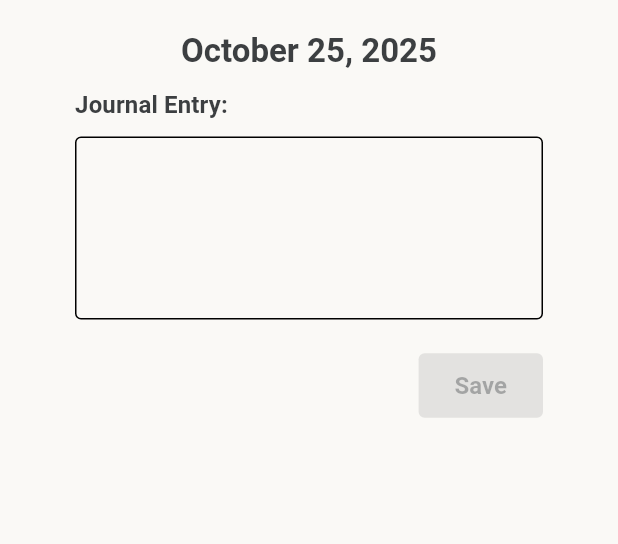
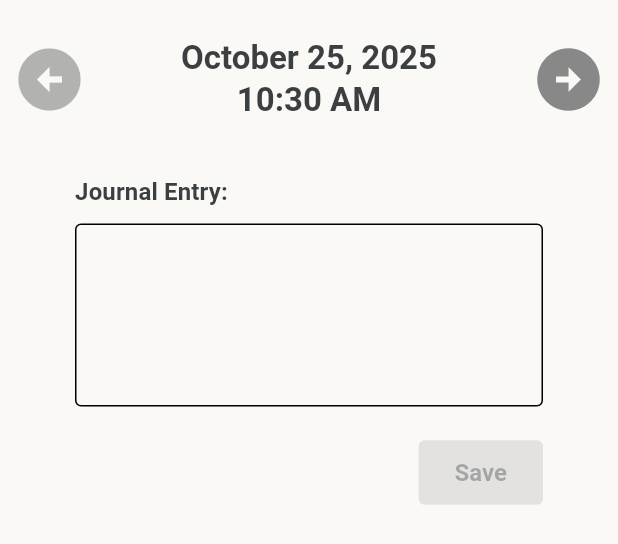
Before and after one commit to lajacl/mindfulness-app, a Flutter app: the JournalPage widget shown alone on an empty page, opened directly, on a phone screen of 412 x 824 dp. Shown: the top 544 px of the screen. Run offline on Flutter 3.47's test engine with Material 3 defaults, Android fonts, the phone set to English and light mode, and no system bars; our stand-ins replace shared_preferences, sqflite, youtube_player_iframe; accounts and stored records are empty.

Commit message:
Update journal and mood screens to using db data

```diff
--- a/lib/journal.dart
+++ b/lib/journal.dart
@@ -1,7 +1,8 @@
 import 'package:flutter/material.dart';
 import 'package:intl/intl.dart';
+import 'package:mindfulness_app/database/models/journal_entry.dart';
+import 'package:mindfulness_app/database/repositories/journal_repository.dart';
 import 'package:mindfulness_app/theme.dart';
-import 'package:shared_preferences/shared_preferences.dart';
 
 class JournalPage extends StatefulWidget {
   const JournalPage({super.key});
@@ -11,36 +12,55 @@ class JournalPage extends StatefulWidget {
 }
 
 class _JournalPageState extends State<JournalPage> {
-  late final TextEditingController _textController;
-  String _journalEntry = '';
+  final JournalRepository _journalRepository = JournalRepository();
+  final TextEditingController _textController = TextEditingController();
+  final PageController _pageController = PageController();
+  String _currentEntry = '';
+  List<JournalEntry> _entryList = [];
   bool _isEditing = false;
   bool _canSubmit = false;
 
-  String _getDate() {
-    DateTime datetime = DateTime.now();
-    return DateFormat('MMMM d, yyyy').format(datetime);
+  String _getFormattedDate(String entryDateTime) {
+    DateTime dateTime = DateTime.parse(entryDateTime);
+    return DateFormat('MMMM d, yyyy\nh:mm a').format(dateTime.toLocal());
   }
 
-  Future<void> _loadEntry() async {
-    final prefs = await SharedPreferences.getInstance();
-    // prefs.remove('journalEntry');
-    if (prefs.containsKey('journalEntry')) {
+  Future<void> _loadJournalData() async {
+    List<JournalEntry> journalEntries = await _journalRepository
+        .getAllByDateDesc();
+    if (journalEntries.isEmpty ||
+        (journalEntries.isNotEmpty &&
+            !DateUtils.isSameDay(
+              DateTime.parse(journalEntries.first.date),
+              DateTime.now(),
+            ))) {
+      journalEntries.insert(
+        0,
+        JournalEntry(
+          id: null,
+          date: DateTime.now().toUtc().toIso8601String(),
+          entry: '',
+        ),
+      );
+      _isEditing = true;
+    } else {
+      _isEditing = false;
+    }
     setState(() {
-        _textController.text = prefs.getString('journalEntry') ?? '';
-        _journalEntry = _textController.text;
+      _entryList = journalEntries;
     });
   }
-  }
 
-  Future<void> _saveEntry() async {
+  Future<void> _saveEntry(JournalEntry entry) async {
     String trimmedText = _textController.text.trim();
-    if (trimmedText.isEmpty) return;
-    final prefs = await SharedPreferences.getInstance();
-    prefs.setString('journalEntry', trimmedText);
-    setState(() {
-      _journalEntry = trimmedText;
-      _isEditing = false;
-    });
+    if (trimmedText.isEmpty || (trimmedText == _currentEntry)) return;
+    JournalEntry updatedEntry = JournalEntry(
+      id: entry.id,
+      date: entry.date,
+      entry: trimmedText,
+    );
+    await _journalRepository.add(updatedEntry);
+    _loadJournalData();
   }
 
   void _editEntry() {
@@ -53,7 +73,7 @@ class _JournalPageState extends State<JournalPage> {
   void _cancelEdit() {
     setState(() {
       _isEditing = false;
-      _textController.text = _journalEntry;
+      _textController.text = _currentEntry;
     });
   }
 
@@ -66,7 +86,10 @@ class _JournalPageState extends State<JournalPage> {
     }
   }
 
-  Future<void> _showAlertDialog(BuildContext context) async {
+  Future<void> _showAlertDialog(
+    BuildContext context,
+    JournalEntry entry,
+  ) async {
     return showDialog(
       context: context,
       builder: (BuildContext dialogContext) {
@@ -84,7 +107,7 @@ class _JournalPageState extends State<JournalPage> {
             ),
             TextButton(
               onPressed: () {
-                _deleteEntry();
+                _deleteEntry(entry);
                 Navigator.of(dialogContext).pop();
               },
               child: const Text('Confirm'),
@@ -95,21 +118,18 @@ class _JournalPageState extends State<JournalPage> {
     );
   }
 
-  Future<void> _deleteEntry() async {
-    final prefs = await SharedPreferences.getInstance();
-    prefs.remove('journalEntry');
+  Future<void> _deleteEntry(JournalEntry entry) async {
+    await _journalRepository.deleteById(entry.id!);
     setState(() {
       _canSubmit = false;
-      _journalEntry = '';
-      _textController.text = _journalEntry;
     });
+    _loadJournalData();
   }
 
   @override
   void initState() {
     super.initState();
-    _textController = TextEditingController();
-    _loadEntry();
+    _loadJournalData();
   }
 
   @override
@@ -121,17 +141,60 @@ class _JournalPageState extends State<JournalPage> {
   @override
   Widget build(BuildContext context) {
     return Padding(
-      padding: EdgeInsets.symmetric(horizontal: 50, vertical: 20),
-      child: Column(
+      padding: EdgeInsets.symmetric(horizontal: 0, vertical: 20),
+      child: PageView.builder(
+        controller: _pageController,
+        reverse: true,
+        itemCount: _entryList.length,
+        itemBuilder: (BuildContext context, int index) {
+          _textController.text = _currentEntry = _entryList[index].entry;
+
+          return Column(
             mainAxisAlignment: MainAxisAlignment.start,
             crossAxisAlignment: CrossAxisAlignment.stretch,
             children: <Widget>[
+              Row(
+                mainAxisAlignment: MainAxisAlignment.spaceBetween,
+                children: [
+                  IconButton(
+                    onPressed: index < (_entryList.length - 1)
+                        ? () => _pageController.nextPage(
+                            duration: Duration(milliseconds: 250),
+                            curve: Curves.linear,
+                          )
+                        : null,
+                    icon: Icon(Icons.arrow_circle_left, size: 50),
+                    color: index < (_entryList.length - 1)
+                        ? MindfulnessTheme.softTeal
+                        : MindfulnessTheme.softGray,
+                  ),
                   Text(
-            _getDate(),
+                    _getFormattedDate(_entryList[index].date),
                     style: Theme.of(context).textTheme.headlineLarge,
                     textAlign: TextAlign.center,
                   ),
+                  IconButton(
+                    onPressed: index > 0
+                        ? () => _pageController.previousPage(
+                            duration: Duration(milliseconds: 250),
+                            curve: Curves.linear,
+                          )
+                        : null,
+                    icon: Icon(
+                      Icons.arrow_circle_right,
+                      size: 50,
+                      color: index > 0
+                          ? MindfulnessTheme.softTeal
+                          : MindfulnessTheme.softGray,
+                    ),
+                  ),
+                ],
+              ),
               SizedBox(height: 10),
+              Padding(
+                padding: EdgeInsets.symmetric(horizontal: 50, vertical: 20),
+                child: Column(
+                  children: [
                     Row(
                       mainAxisAlignment: MainAxisAlignment.spaceBetween,
                       children: [
@@ -165,7 +228,9 @@ class _JournalPageState extends State<JournalPage> {
                               style: TextStyle(color: Colors.black),
                               cursorColor: Colors.tealAccent,
                               backgroundCursorColor: Colors.grey,
-                    readOnly: _textController.text.isNotEmpty && !_isEditing,
+                              readOnly:
+                                  _textController.text.isNotEmpty &&
+                                  !_isEditing,
                               onChanged: (value) => _onTextChanged(value),
                             ),
                           ),
@@ -173,14 +238,20 @@ class _JournalPageState extends State<JournalPage> {
                         SizedBox(height: 20),
                         if (_textController.text.isEmpty || _isEditing)
                           Row(
-                  mainAxisAlignment: _journalEntry.isNotEmpty
+                            mainAxisAlignment:
+                                _entryList[index].entry.isNotEmpty
                                 ? MainAxisAlignment.spaceBetween
                                 : MainAxisAlignment.end,
                             children: [
-                    if (_journalEntry.isNotEmpty)
-                      TextButton(onPressed: _cancelEdit, child: Text('Cancel')),
+                              if (_entryList[index].entry.isNotEmpty)
+                                TextButton(
+                                  onPressed: _cancelEdit,
+                                  child: Text('Cancel'),
+                                ),
                               ElevatedButton(
-                      onPressed: _canSubmit ? () => _saveEntry() : null,
+                                onPressed: _canSubmit
+                                    ? () => _saveEntry(_entryList[index])
+                                    : null,
                                 child: Text('Save'),
                               ),
                             ],
@@ -189,7 +260,8 @@ class _JournalPageState extends State<JournalPage> {
                           Align(
                             alignment: AlignmentGeometry.bottomLeft,
                             child: TextButton(
-                    onPressed: () => _showAlertDialog(context),
+                              onPressed: () =>
+                                  _showAlertDialog(context, _entryList[index]),
                               child: Text('Delete'),
                             ),
                           ),
@@ -197,6 +269,11 @@ class _JournalPageState extends State<JournalPage> {
                     ),
                   ],
                 ),
+              ),
+            ],
+          );
+        },
+      ),
     );
   }
 }
```
Also changed, not shown: lib/mood.dart (+24 -20 lines). Lines whose indentation alone changed are shown as unchanged.
